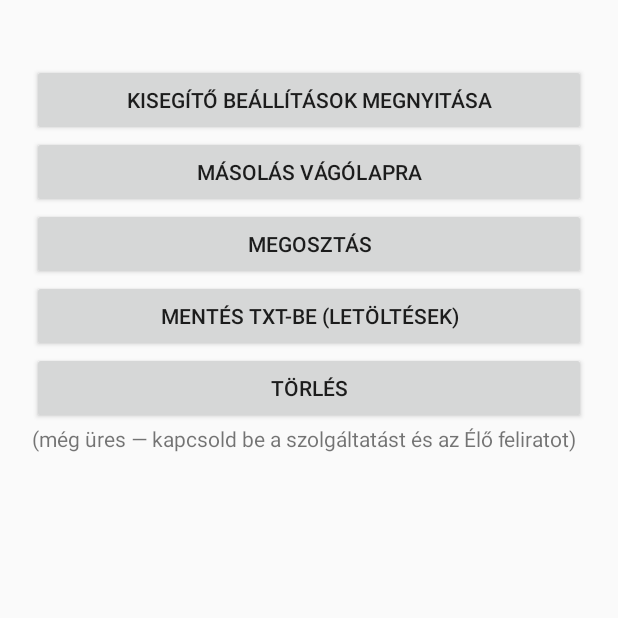
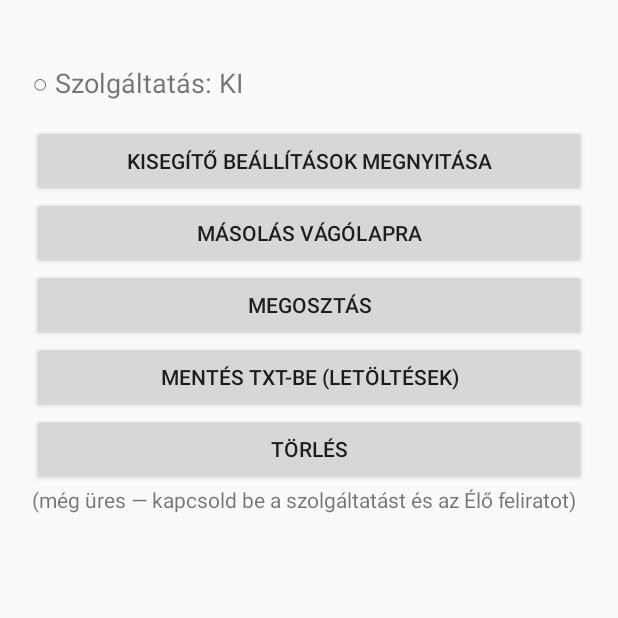
Before and after one commit to rusbp2023/lt, an Android app: the screen it shows after launch (MainActivity), on a phone screen of 412 x 824 dp, the top half of it. Run offline under Robolectric (Android 15) with nearby library versions, the phone set to English and light mode, and no system bars.

Commit message:
Add files via upload

```diff
--- a/app/src/main/java/hu/example/captionlog/MainActivity.kt
+++ b/app/src/main/java/hu/example/captionlog/MainActivity.kt
@@ -23,6 +23,7 @@ import java.util.Locale
 class MainActivity : Activity() {
 
     private lateinit var out: TextView
+    private lateinit var status: TextView
     private lateinit var scroll: ScrollView
     private val handler = Handler(Looper.getMainLooper())
     private val tick = object : Runnable {
@@ -46,6 +47,8 @@ class MainActivity : Activity() {
                 setOnClickListener { action() }
             })
         }
+        status = TextView(this).apply { textSize = 18f; setPadding(0, 0, 0, 24) }
+        root.addView(status)
         button("Kisegítő beállítások megnyitása") {
             startActivity(Intent(Settings.ACTION_ACCESSIBILITY_SETTINGS))
         }
@@ -62,7 +65,14 @@ class MainActivity : Activity() {
     override fun onResume() { super.onResume(); handler.post(tick) }
     override fun onPause() { super.onPause(); handler.removeCallbacks(tick) }
 
+    private fun serviceOn(): Boolean {
+        val s = Settings.Secure.getString(contentResolver, Settings.Secure.ENABLED_ACCESSIBILITY_SERVICES)
+            ?: return false
+        return s.contains("$packageName/") && s.contains("CaptionService")
+    }
+
     private fun refresh() {
+        status.text = if (serviceOn()) "● Szolgáltatás: BE" else "○ Szolgáltatás: KI"
         val t = text()
         out.text = if (t.isBlank()) "(még üres — kapcsold be a szolgáltatást és az Élő feliratot)" else t.takeLast(6000)
         scroll.post { scroll.fullScroll(ScrollView.FOCUS_DOWN) }
```
Also changed, not shown: app/src/main/java/hu/example/captionlog/CaptionService.kt (+9 -0 lines).
